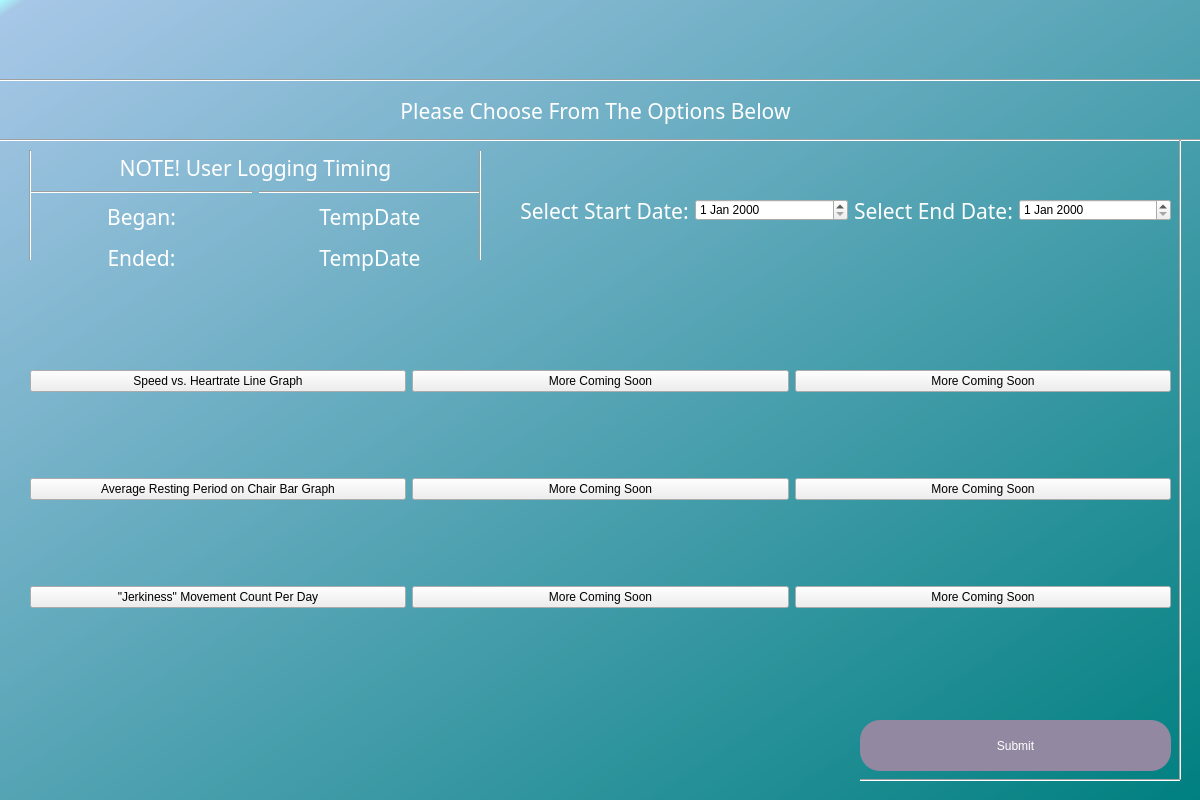
Qt form UserDetailedAnalyticsSelectionPage.ui (MysticalMango647/RollSmartGui) before a commit.
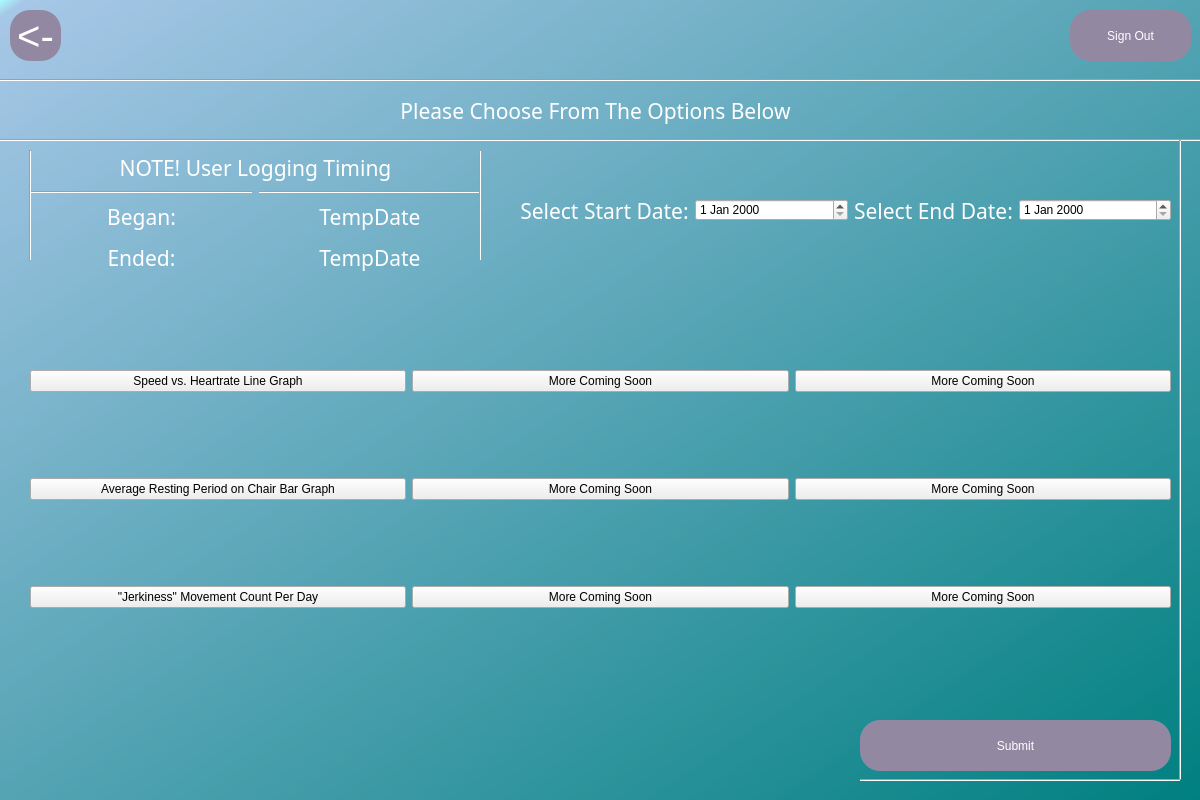
The same form after that commit.

Patch:
```diff
--- a/UserDetailedAnalyticsSelectionPage.ui
+++ b/UserDetailedAnalyticsSelectionPage.ui
@@ -48,9 +48,9 @@
    <widget class="QLabel" name="NameDetails">
     <property name="geometry">
      <rect>
-      <x>20</x>
+      <x>150</x>
       <y>10</y>
-      <width>1171</width>
+      <width>841</width>
       <height>61</height>
      </rect>
     </property>
@@ -507,6 +507,44 @@
      <enum>Qt::Vertical</enum>
     </property>
    </widget>
+   <widget class="QPushButton" name="SignOut">
+    <property name="geometry">
+     <rect>
+      <x>1070</x>
+      <y>10</y>
+      <width>121</width>
+      <height>51</height>
+     </rect>
+    </property>
+    <property name="styleSheet">
+     <string notr="true">border-radius: 20px;
+font: 20pt &quot;Corbel&quot;;
+color: rgb(255,255,255);
+background-color: rgb(147, 136, 162)</string>
+    </property>
+    <property name="text">
+     <string>Sign Out</string>
+    </property>
+   </widget>
+   <widget class="QPushButton" name="ReturnButton">
+    <property name="geometry">
+     <rect>
+      <x>10</x>
+      <y>10</y>
+      <width>51</width>
+      <height>51</height>
+     </rect>
+    </property>
+    <property name="styleSheet">
+     <string notr="true">border-radius: 20px;
+font: 30pt;
+color: rgb(255,255,255);
+background-color: rgb(147, 136, 162)</string>
+    </property>
+    <property name="text">
+     <string>&lt;-</string>
+    </property>
+   </widget>
   </widget>
  </widget>
  <tabstops>
```
